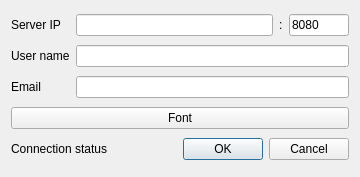
Old version of the form OptionsDlg.ui in the repository congchenutd/FAQsBrowser.
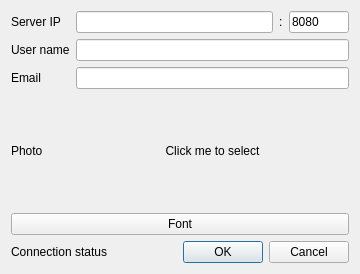
New version of the form. Custom widgets are drawn as their Qt base class.

Commit message: + submit photo

Diff of the .ui file:
```diff
--- a/OptionsDlg.ui
+++ b/OptionsDlg.ui
@@ -7,7 +7,7 @@
     <x>0</x>
     <y>0</y>
     <width>360</width>
-    <height>177</height>
+    <height>274</height>
    </rect>
   </property>
   <property name="windowTitle">
@@ -55,6 +55,9 @@
      </property>
     </widget>
    </item>
+   <item row="1" column="1" colspan="2">
+    <widget class="QLineEdit" name="leUsername"/>
+   </item>
    <item row="2" column="0">
     <widget class="QLabel" name="label_3">
      <property name="text">
@@ -62,21 +65,51 @@
      </property>
     </widget>
    </item>
-   <item row="3" column="0" colspan="3">
+   <item row="2" column="1" colspan="2">
+    <widget class="QLineEdit" name="leEmail">
+     <property name="text">
+      <string/>
+     </property>
+    </widget>
+   </item>
+   <item row="3" column="0">
+    <widget class="QLabel" name="label_4">
+     <property name="text">
+      <string>Photo</string>
+     </property>
+    </widget>
+   </item>
+   <item row="3" column="1" colspan="2">
+    <widget class="ImageLabel" name="labelImage">
+     <property name="sizePolicy">
+      <sizepolicy hsizetype="Preferred" vsizetype="Expanding">
+       <horstretch>0</horstretch>
+       <verstretch>0</verstretch>
+      </sizepolicy>
+     </property>
+     <property name="text">
+      <string>Click me to select</string>
+     </property>
+     <property name="alignment">
+      <set>Qt::AlignCenter</set>
+     </property>
+    </widget>
+   </item>
+   <item row="4" column="0" colspan="3">
     <widget class="QPushButton" name="btFont">
      <property name="text">
       <string>Font</string>
      </property>
     </widget>
    </item>
-   <item row="4" column="0" colspan="2">
+   <item row="5" column="0" colspan="2">
     <widget class="QLabel" name="labelServerStatus">
      <property name="text">
       <string>Connection status</string>
      </property>
     </widget>
    </item>
-   <item row="4" column="2">
+   <item row="5" column="2">
     <widget class="QDialogButtonBox" name="buttonBox">
      <property name="orientation">
       <enum>Qt::Horizontal</enum>
@@ -86,18 +119,15 @@
      </property>
     </widget>
    </item>
-   <item row="1" column="1" colspan="2">
-    <widget class="QLineEdit" name="leUsername"/>
-   </item>
-   <item row="2" column="1" colspan="2">
-    <widget class="QLineEdit" name="leEmail">
-     <property name="text">
-      <string/>
-     </property>
-    </widget>
-   </item>
   </layout>
  </widget>
+ <customwidgets>
+  <customwidget>
+   <class>ImageLabel</class>
+   <extends>QLabel</extends>
+   <header>ImageLabel.h</header>
+  </customwidget>
+ </customwidgets>
  <tabstops>
   <tabstop>leServerIP</tabstop>
   <tabstop>leServerPort</tabstop>
```
The commit also changes 6 other files.
